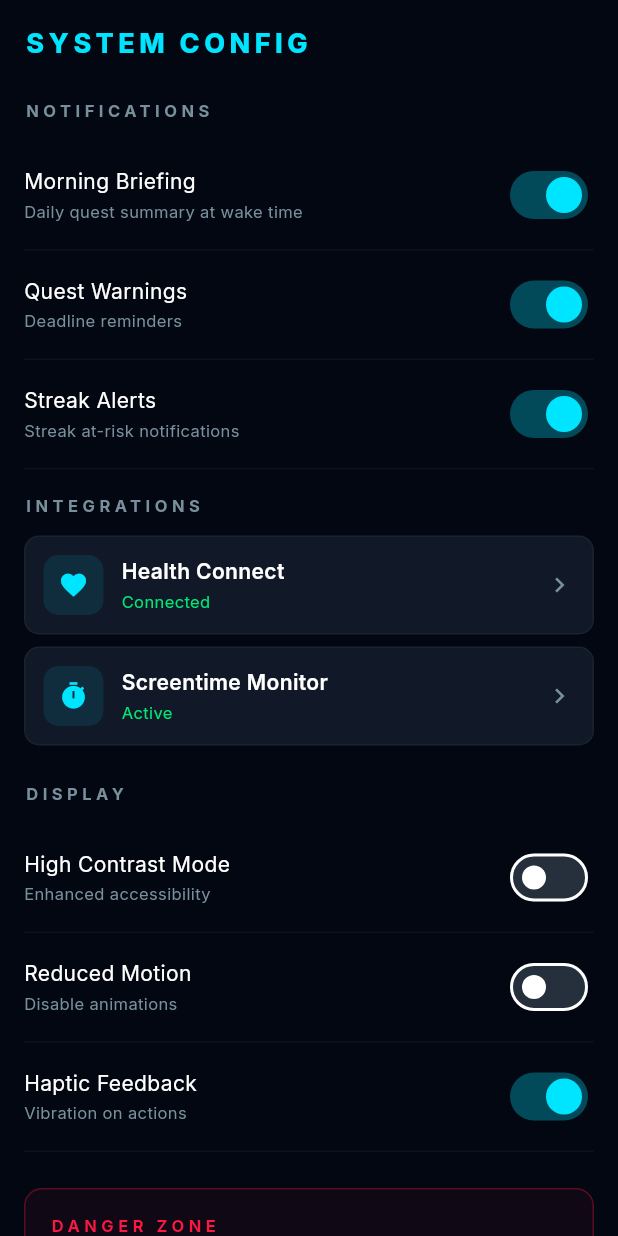
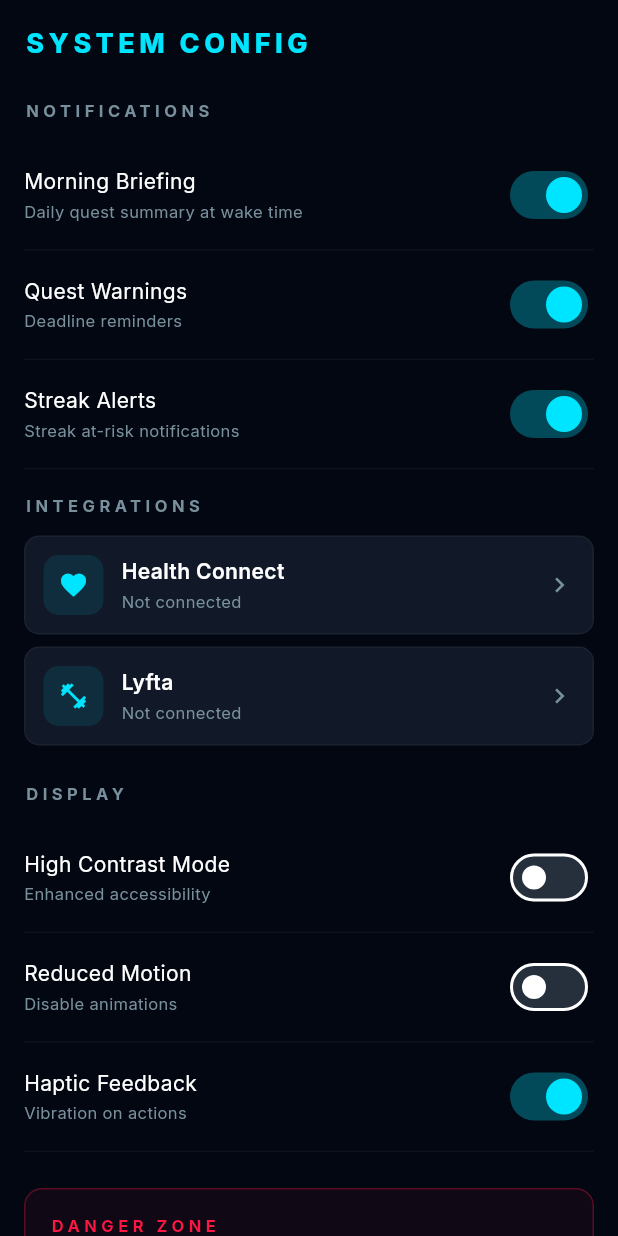
Before and after one commit to Shinorkon/oreuda, a Flutter app: the SettingsScreen screen opened directly, on a phone screen of 412 x 824 dp. Run offline on Flutter 3.47's test engine with Material 3 defaults, Android fonts, the phone set to English and light mode, and no system bars; our stand-ins replace google_fonts, shared_preferences; accounts and stored records are empty; network calls fail.

Commit message:
Phase 1: Foundation fixes
- Branding: ARISE → OREUDA everywhere
- Settings: real persistence via SharedPreferences + SettingsService
- Integrations screen: Health Connect & Lyfta now real (not hardcoded)
- build-apk.sh: fix config.dart generation (no /api/v1 duplication)
- pubspec.yaml: add health + flutter_local_notifications packages

```diff
--- a/frontend/lib/screens/home_screen.dart
+++ b/frontend/lib/screens/home_screen.dart
@@ -78,7 +78,7 @@
                     mainAxisAlignment: MainAxisAlignment.spaceBetween,
                     children: [
                       Text(
-                        'ARISE',
+                        'OREUDA',
                         style: GoogleFonts.orbitron(
                           fontSize: 16,
                           fontWeight: FontWeight.w700,
--- a/frontend/lib/screens/settings_screen.dart
+++ b/frontend/lib/screens/settings_screen.dart
@@ -1,10 +1,37 @@
 import 'package:flutter/material.dart';
 import '../constants/colors.dart';
 import '../services/auth_service.dart';
+import '../services/settings_service.dart';
 import 'auth_screen.dart';
 
-class SettingsScreen extends StatelessWidget {
+class SettingsScreen extends StatefulWidget {
   const SettingsScreen({super.key});
+
+  @override
+  State<SettingsScreen> createState() => _SettingsScreenState();
+}
+
+class _SettingsScreenState extends State<SettingsScreen> {
+  final SettingsService _settings = SettingsService.instance;
+
+  @override
+  void initState() {
+    super.initState();
+    _settings.addListener(_onSettingsChanged);
+    if (!_settings.isLoaded) {
+      _settings.load();
+    }
+  }
+
+  @override
+  void dispose() {
+    _settings.removeListener(_onSettingsChanged);
+    super.dispose();
+  }
+
+  void _onSettingsChanged() {
+    if (mounted) setState(() {});
+  }
 
   Future<void> _logout(BuildContext context) async {
     await AuthService.clearToken();
@@ -37,9 +64,24 @@
             const SizedBox(height: 24),
 
             _buildSectionTitle('NOTIFICATIONS'),
-            _buildToggleItem('Morning Briefing', 'Daily quest summary at wake time', true),
-            _buildToggleItem('Quest Warnings', 'Deadline reminders', true),
-            _buildToggleItem('Streak Alerts', 'Streak at-risk notifications', true),
+            _buildToggleItem(
+              'Morning Briefing',
+              'Daily quest summary at wake time',
+              _settings.morningBriefing,
+              (v) => _settings.setMorningBriefing(v),
+            ),
+            _buildToggleItem(
+              'Quest Warnings',
+              'Deadline reminders',
+              _settings.questWarnings,
+              (v) => _settings.setQuestWarnings(v),
+            ),
+            _buildToggleItem(
+              'Streak Alerts',
+              'Streak at-risk notifications',
+              _settings.streakAlerts,
+              (v) => _settings.setStreakAlerts(v),
+            ),
 
             const SizedBox(height: 16),
 
@@ -47,22 +89,39 @@
             _buildIntegrationCard(
               Icons.favorite,
               'Health Connect',
-              'Connected',
-              AppColors.successGreen,
+              _settings.healthConnectEnabled ? 'Connected' : 'Not connected',
+              _settings.healthConnectEnabled ? AppColors.successGreen : AppColors.mutedAsh,
+              onTap: () => _settings.setHealthConnectEnabled(!_settings.healthConnectEnabled),
             ),
             _buildIntegrationCard(
-              Icons.timer,
-              'Screentime Monitor',
-              'Active',
-              AppColors.successGreen,
+              Icons.fitness_center,
+              'Lyfta',
+              _settings.lyftaConnected ? 'Connected' : 'Not connected',
+              _settings.lyftaConnected ? AppColors.successGreen : AppColors.mutedAsh,
+              onTap: () => _settings.setLyftaConnected(!_settings.lyftaConnected),
             ),
 
             const SizedBox(height: 16),
 
             _buildSectionTitle('DISPLAY'),
-            _buildToggleItem('High Contrast Mode', 'Enhanced accessibility', false),
-            _buildToggleItem('Reduced Motion', 'Disable animations', false),
-            _buildToggleItem('Haptic Feedback', 'Vibration on actions', true),
+            _buildToggleItem(
+              'High Contrast Mode',
+              'Enhanced accessibility',
+              _settings.highContrast,
+              (v) => _settings.setHighContrast(v),
+            ),
+            _buildToggleItem(
+              'Reduced Motion',
+              'Disable animations',
+              _settings.reducedMotion,
+              (v) => _settings.setReducedMotion(v),
+            ),
+            _buildToggleItem(
+              'Haptic Feedback',
+              'Vibration on actions',
+              _settings.hapticFeedback,
+              (v) => _settings.setHapticFeedback(v),
+            ),
 
             const SizedBox(height: 24),
 
@@ -128,9 +187,12 @@
     );
   }
 
-  Widget _buildToggleItem(String title, String subtitle, bool initialValue) {
-    return StatefulBuilder(
-      builder: (context, setState) {
+  Widget _buildToggleItem(
+    String title,
+    String subtitle,
+    bool value,
+    ValueChanged<bool> onChanged,
+  ) {
     return Container(
       padding: const EdgeInsets.symmetric(vertical: 12),
       decoration: BoxDecoration(
@@ -163,8 +225,8 @@
             ),
           ),
           Switch(
-                value: initialValue,
-                onChanged: (v) {},
+            value: value,
+            onChanged: onChanged,
             activeThumbColor: AppColors.holoCyan,
             activeTrackColor: AppColors.holoCyan.withAlpha((0.3 * 255).round()),
             inactiveTrackColor: AppColors.mutedAsh.withAlpha((0.3 * 255).round()),
@@ -172,12 +234,18 @@
         ],
       ),
     );
-      },
-    );
   }
 
-  Widget _buildIntegrationCard(IconData icon, String name, String status, Color statusColor) {
-    return Container(
+  Widget _buildIntegrationCard(
+    IconData icon,
+    String name,
+    String status,
+    Color statusColor, {
+    VoidCallback? onTap,
+  }) {
+    return GestureDetector(
+      onTap: onTap,
+      child: Container(
         margin: const EdgeInsets.only(bottom: 8),
         padding: const EdgeInsets.all(12),
         decoration: BoxDecoration(
@@ -223,6 +291,7 @@
             const Icon(Icons.chevron_right, color: AppColors.mutedAsh, size: 20),
           ],
         ),
+      ),
     );
   }
 
--- /dev/null
+++ b/frontend/lib/services/settings_service.dart
@@ -0,0 +1,111 @@
+import 'package:flutter/foundation.dart';
+import 'package:shared_preferences/shared_preferences.dart';
+
+/// Persistent user settings for OREUDA.
+/// All toggles are stored in SharedPreferences and survive app restarts.
+class SettingsService extends ChangeNotifier {
+  SettingsService._();
+  static final SettingsService instance = SettingsService._();
+
+  static const _keyMorningBriefing = 'setting_morning_briefing';
+  static const _keyQuestWarnings = 'setting_quest_warnings';
+  static const _keyStreakAlerts = 'setting_streak_alerts';
+  static const _keyHighContrast = 'setting_high_contrast';
+  static const _keyReducedMotion = 'setting_reduced_motion';
+  static const _keyHapticFeedback = 'setting_haptic_feedback';
+  static const _keyHealthConnectEnabled = 'setting_health_connect';
+  static const _keyLyftaConnected = 'setting_lyfta_connected';
+
+  bool _morningBriefing = true;
+  bool _questWarnings = true;
+  bool _streakAlerts = true;
+  bool _highContrast = false;
+  bool _reducedMotion = false;
+  bool _hapticFeedback = true;
+  bool _healthConnectEnabled = false;
+  bool _lyftaConnected = false;
+  bool _loaded = false;
+
+  // ─── Getters ───
+  bool get morningBriefing => _morningBriefing;
+  bool get questWarnings => _questWarnings;
+  bool get streakAlerts => _streakAlerts;
+  bool get highContrast => _highContrast;
+  bool get reducedMotion => _reducedMotion;
+  bool get hapticFeedback => _hapticFeedback;
+  bool get healthConnectEnabled => _healthConnectEnabled;
+  bool get lyftaConnected => _lyftaConnected;
+  bool get isLoaded => _loaded;
+
+  // ─── Load from disk ───
+  Future<void> load() async {
+    final prefs = await SharedPreferences.getInstance();
+    _morningBriefing = prefs.getBool(_keyMorningBriefing) ?? true;
+    _questWarnings = prefs.getBool(_keyQuestWarnings) ?? true;
+    _streakAlerts = prefs.getBool(_keyStreakAlerts) ?? true;
+    _highContrast = prefs.getBool(_keyHighContrast) ?? false;
+    _reducedMotion = prefs.getBool(_keyReducedMotion) ?? false;
+    _hapticFeedback = prefs.getBool(_keyHapticFeedback) ?? true;
+    _healthConnectEnabled = prefs.getBool(_keyHealthConnectEnabled) ?? false;
+    _lyftaConnected = prefs.getBool(_keyLyftaConnected) ?? false;
+    _loaded = true;
+    notifyListeners();
+  }
+
+  // ─── Setters ───
+  Future<void> setMorningBriefing(bool value) async {
+    _morningBriefing = value;
+    final prefs = await SharedPreferences.getInstance();
+    await prefs.setBool(_keyMorningBriefing, value);
+    notifyListeners();
+  }
+
+  Future<void> setQuestWarnings(bool value) async {
+    _questWarnings = value;
+    final prefs = await SharedPreferences.getInstance();
+    await prefs.setBool(_keyQuestWarnings, value);
+    notifyListeners();
+  }
+
+  Future<void> setStreakAlerts(bool value) async {
+    _streakAlerts = value;
+    final prefs = await SharedPreferences.getInstance();
+    await prefs.setBool(_keyStreakAlerts, value);
+    notifyListeners();
+  }
+
+  Future<void> setHighContrast(bool value) async {
+    _highContrast = value;
+    final prefs = await SharedPreferences.getInstance();
+    await prefs.setBool(_keyHighContrast, value);
+    notifyListeners();
+  }
+
+  Future<void> setReducedMotion(bool value) async {
+    _reducedMotion = value;
+    final prefs = await SharedPreferences.getInstance();
+    await prefs.setBool(_keyReducedMotion, value);
+    notifyListeners();
+  }
+
+  Future<void> setHapticFeedback(bool value) async {
+    _hapticFeedback = value;
+    final prefs = await SharedPreferences.getInstance();
+    await prefs.setBool(_keyHapticFeedback, value);
+    notifyListeners();
+  }
+
+  Future<void> setHealthConnectEnabled(bool value) async {
+    _healthConnectEnabled = value;
+    final prefs = await SharedPreferences.getInstance();
+    await prefs.setBool(_keyHealthConnectEnabled, value);
+    notifyListeners();
+  }
+
+  Future<void> setLyftaConnected(bool value) async {
+    _lyftaConnected = value;
+    final prefs = await SharedPreferences.getInstance();
+    await prefs.setBool(_keyLyftaConnected, value);
+    notifyListeners();
+  }
+}
--- a/frontend/pubspec.yaml
+++ b/frontend/pubspec.yaml
@@ -1,5 +1,5 @@
 name: oreuda
-description: "ARISE — Solo Leveling Life Gamification App"
+description: "OREUDA — Solo Leveling Life Gamification App"
 publish_to: 'none'
 version: 1.0.0+1
 
@@ -14,6 +14,8 @@
   http: ^1.6.0
   flutter_svg: ^2.3.0
   shared_preferences: ^2.3.2
+  health: ^10.2.0
+  flutter_local_notifications: ^17.2.3
 
 dev_dependencies:
   flutter_test:
```
Also changed, not shown: frontend/lib/screens/onboarding_screen.dart (+5 -5 lines), 1 other file. Lines whose indentation alone changed are shown as unchanged.
